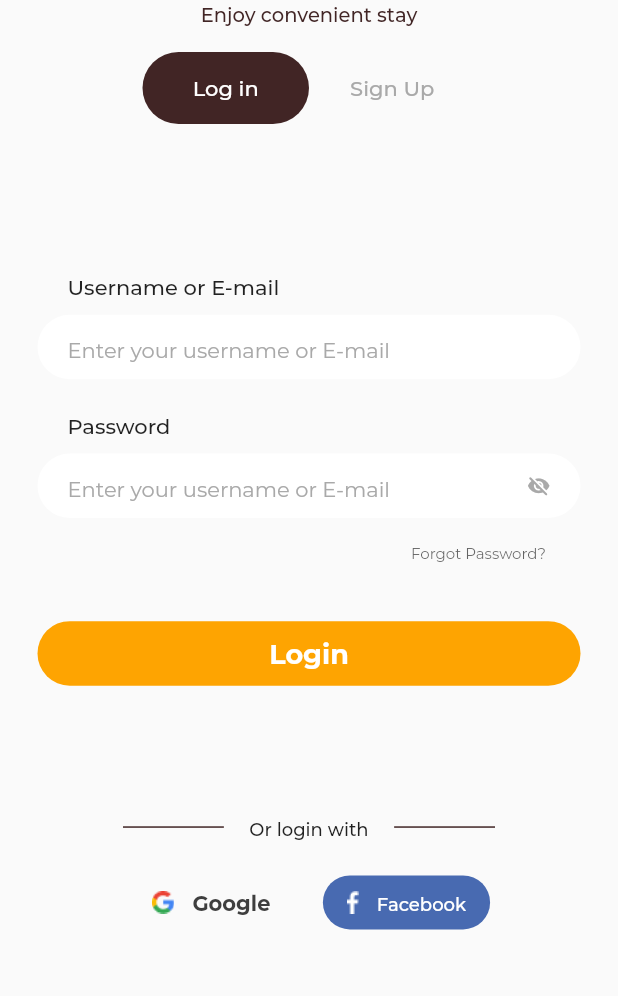
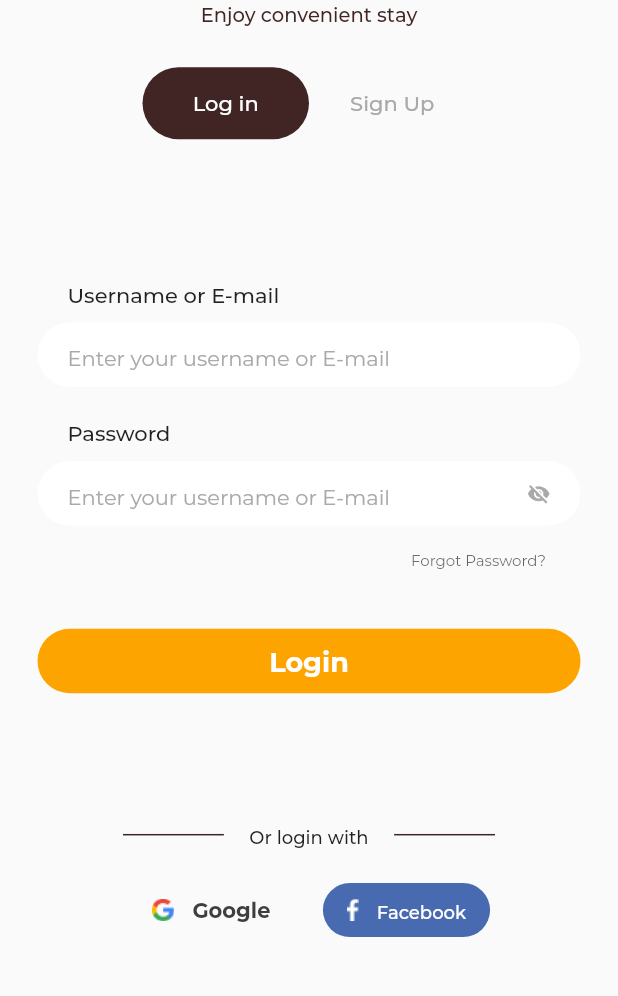
Before and after one commit to onumengine/encostay, a Flutter app: the AuthScreen screen opened directly, on a phone screen of 412 x 824 dp, the part 164-1160 px from its top. Run offline on Flutter 3.47's test engine with Material 2 defaults, Android fonts, the phone set to English and light mode, and no system bars; our stand-ins replace introduction_screen; project files that could hold a hidden picture were left out.

Commit message:
make the appbar expanded height accommodate the children in its FlexibleSpaceBar

```diff
--- a/lib/ui/screens/auth_screen.dart
+++ b/lib/ui/screens/auth_screen.dart
@@ -20,7 +20,7 @@ class _AuthScreenState extends State<AuthScreen> {
               SliverAppBar(
                 backgroundColor: brandBackground,
                 elevation: 0,
-                expandedHeight: 200,
+                expandedHeight: (screenSize.height / 3.92),
                 pinned: true,
                 flexibleSpace: FlexibleSpaceBar(
                   background: Column(
```
